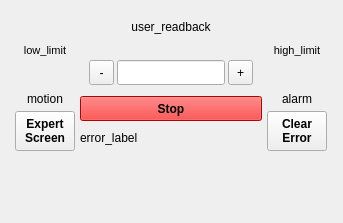
Qt form typhos/ui/widgets/positioner.ui (pcdshub/typhos) before a commit.
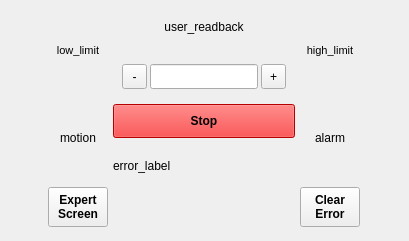
The same form after that commit. Custom widgets are drawn as their Qt base class.

Commit message: WIP: tweak positioner layout

Diff of the .ui file:
```diff
--- a/typhos/ui/widgets/positioner.ui
+++ b/typhos/ui/widgets/positioner.ui
@@ -6,8 +6,8 @@
    <rect>
     <x>0</x>
     <y>0</y>
-    <width>343</width>
-    <height>212</height>
+    <width>409</width>
+    <height>241</height>
    </rect>
   </property>
   <property name="sizePolicy">
@@ -75,7 +75,7 @@
        <number>5</number>
       </property>
       <item>
-       <layout class="QVBoxLayout" name="left_side_layout" stretch="0,0,0,1">
+       <layout class="QVBoxLayout" name="left_side_layout" stretch="0,0,0">
         <property name="spacing">
          <number>5</number>
         </property>
@@ -148,7 +148,7 @@
             </property>
            </widget>
           </item>
-          <item alignment="Qt::AlignHCenter">
+          <item alignment="Qt::AlignHCenter|Qt::AlignTop">
            <widget class="PyDMLabel" name="low_limit">
             <property name="minimumSize">
              <size>
@@ -243,7 +243,7 @@
             </property>
            </widget>
           </item>
-          <item alignment="Qt::AlignHCenter">
+          <item alignment="Qt::AlignHCenter|Qt::AlignTop">
            <widget class="QLabel" name="moving_indicator_label">
             <property name="minimumSize">
              <size>
@@ -296,23 +296,10 @@
           </property>
          </widget>
         </item>
-        <item>
-         <spacer name="verticalSpacer">
-          <property name="orientation">
-           <enum>Qt::Vertical</enum>
-          </property>
-          <property name="sizeHint" stdset="0">
-           <size>
-            <width>20</width>
-            <height>40</height>
-           </size>
-          </property>
-         </spacer>
-        </item>
        </layout>
       </item>
       <item>
-       <layout class="QVBoxLayout" name="value_layout" stretch="1,0,0,0,0,0,0,0">
+       <layout class="QVBoxLayout" name="value_layout" stretch="1,0,0,0,0,0,0">
         <property name="spacing">
          <number>10</number>
         </property>
@@ -499,26 +486,16 @@
           </property>
          </widget>
         </item>
-        <item>
-         <spacer name="verticalSpacer_2">
-          <property name="orientation">
-           <enum>Qt::Vertical</enum>
-          </property>
-          <property name="sizeHint" stdset="0">
-           <size>
-            <width>20</width>
-            <height>40</height>
-           </size>
-          </property>
-         </spacer>
-        </item>
        </layout>
       </item>
       <item>
-       <layout class="QVBoxLayout" name="right_side_layout" stretch="0,0,0,1">
+       <layout class="QVBoxLayout" name="right_side_layout" stretch="0,0,0">
         <property name="spacing">
          <number>5</number>
         </property>
+        <property name="sizeConstraint">
+         <enum>QLayout::SetMaximumSize</enum>
+        </property>
         <property name="rightMargin">
          <number>0</number>
         </property>
@@ -588,7 +565,7 @@
             </property>
            </widget>
           </item>
-          <item>
+          <item alignment="Qt::AlignTop">
            <widget class="PyDMLabel" name="high_limit">
             <property name="minimumSize">
              <size>
@@ -619,6 +596,9 @@
         </item>
         <item>
          <layout class="QVBoxLayout" name="alarm_layout">
+          <property name="sizeConstraint">
+           <enum>QLayout::SetDefaultConstraint</enum>
+          </property>
           <property name="topMargin">
            <number>0</number>
           </property>
@@ -644,7 +624,7 @@
             </property>
            </widget>
           </item>
-          <item alignment="Qt::AlignHCenter">
+          <item alignment="Qt::AlignHCenter|Qt::AlignTop">
            <widget class="QLabel" name="alarm_label">
             <property name="minimumSize">
              <size>
@@ -697,19 +677,6 @@
           </property>
          </widget>
         </item>
-        <item>
-         <spacer name="verticalSpacer_4">
-          <property name="orientation">
-           <enum>Qt::Vertical</enum>
-          </property>
-          <property name="sizeHint" stdset="0">
-           <size>
-            <width>20</width>
-            <height>40</height>
-           </size>
-          </property>
-         </spacer>
-        </item>
        </layout>
       </item>
      </layout>
@@ -718,16 +685,6 @@
   </layout>
  </widget>
  <customwidgets>
-  <customwidget>
-   <class>TyphosAlarmCircle</class>
-   <extends>QWidget</extends>
-   <header>typhos.alarm</header>
-  </customwidget>
-  <customwidget>
-   <class>TyphosRelatedSuiteButton</class>
-   <extends>QPushButton</extends>
-   <header>typhos.related_display</header>
-  </customwidget>
   <customwidget>
    <class>PyDMLabel</class>
    <extends>QLabel</extends>
@@ -743,6 +700,16 @@
    <extends>QLineEdit</extends>
    <header>pydm.widgets.line_edit</header>
   </customwidget>
+  <customwidget>
+   <class>TyphosAlarmCircle</class>
+   <extends>QWidget</extends>
+   <header>typhos.alarm</header>
+  </customwidget>
+  <customwidget>
+   <class>TyphosRelatedSuiteButton</class>
+   <extends>QPushButton</extends>
+   <header>typhos.related_display</header>
+  </customwidget>
  </customwidgets>
  <resources/>
  <connections/>
```
Left out of the diff: 3 changed lines with no effect on the pictures.
